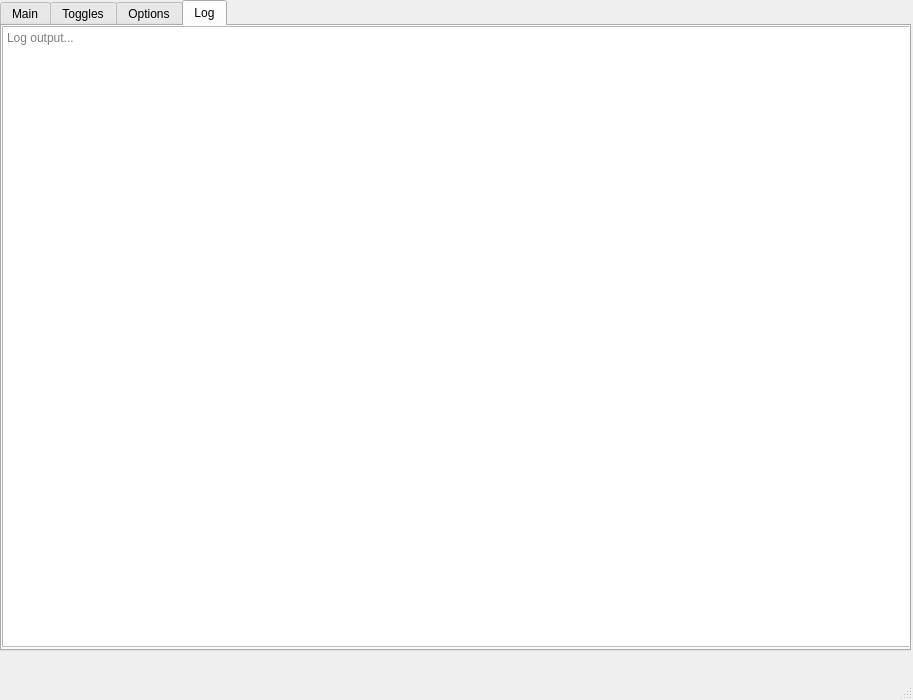
First picture: the form in MainWindow.ui, repository rafalk342/k2pdfopt-PyQt, before the edit.
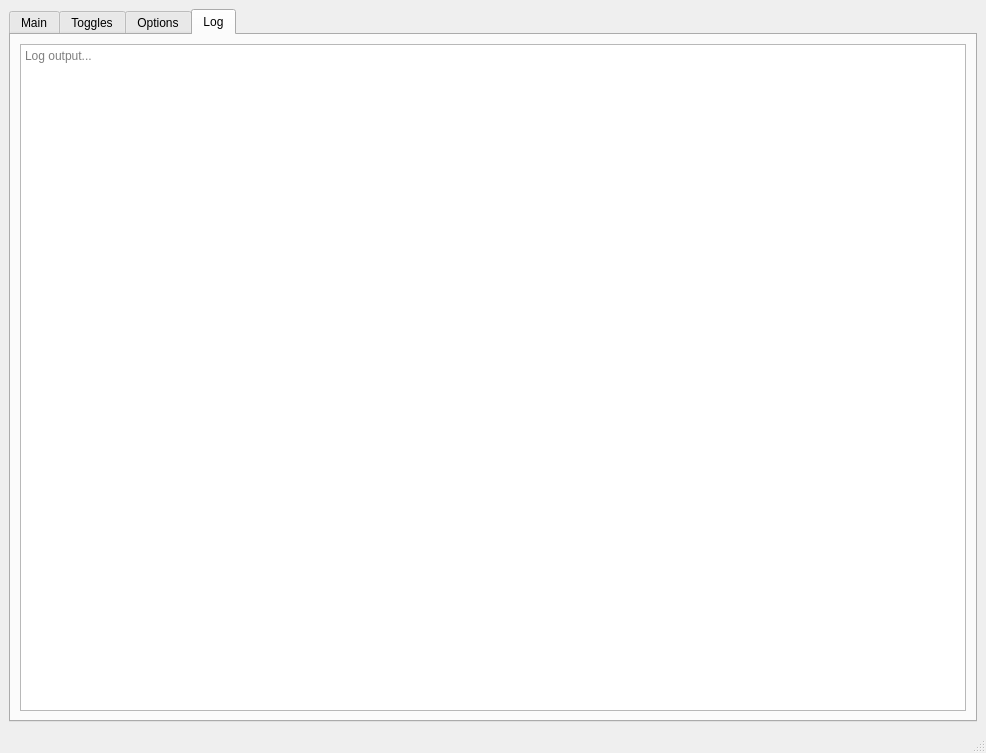
Second picture: the form after the edit. The open tabs and pages were chosen to show the change.

Commit message: Open pdf on completion.

```diff
--- a/MainWindow.ui
+++ b/MainWindow.ui
@@ -6,23 +6,23 @@
    <rect>
     <x>0</x>
     <y>0</y>
-    <width>913</width>
-    <height>700</height>
+    <width>986</width>
+    <height>753</height>
    </rect>
   </property>
+  <property name="maximumSize">
+   <size>
+    <width>986</width>
+    <height>753</height>
+   </size>
+  </property>
   <property name="windowTitle">
    <string>MainWindow</string>
   </property>
   <widget class="QWidget" name="centralwidget">
+   <layout class="QVBoxLayout" name="verticalLayout">
+    <item>
    <widget class="QTabWidget" name="tabWidget">
-    <property name="geometry">
-     <rect>
-      <x>0</x>
-      <y>0</y>
-      <width>911</width>
-      <height>651</height>
-     </rect>
-    </property>
     <property name="currentIndex">
      <number>2</number>
     </property>
@@ -376,15 +376,9 @@
      <attribute name="title">
       <string>Log</string>
      </attribute>
+       <layout class="QVBoxLayout" name="verticalLayout_5">
+        <item>
      <widget class="QPlainTextEdit" name="logText">
-      <property name="geometry">
-       <rect>
-        <x>0</x>
-        <y>0</y>
-        <width>911</width>
-        <height>621</height>
-       </rect>
-      </property>
       <property name="readOnly">
        <bool>true</bool>
       </property>
@@ -392,8 +386,12 @@
        <string>Log output...</string>
       </property>
      </widget>
-    </widget>
-   </widget>
+        </item>
+       </layout>
+      </widget>
+     </widget>
+    </item>
+   </layout>
   </widget>
   <widget class="QMenuBar" name="menubar">
    <property name="geometry">
```
Left out of the diff: 4 changed lines with no effect on the pictures. Lines whose indentation alone changed are shown as unchanged. The commit also changes 2 other files.
